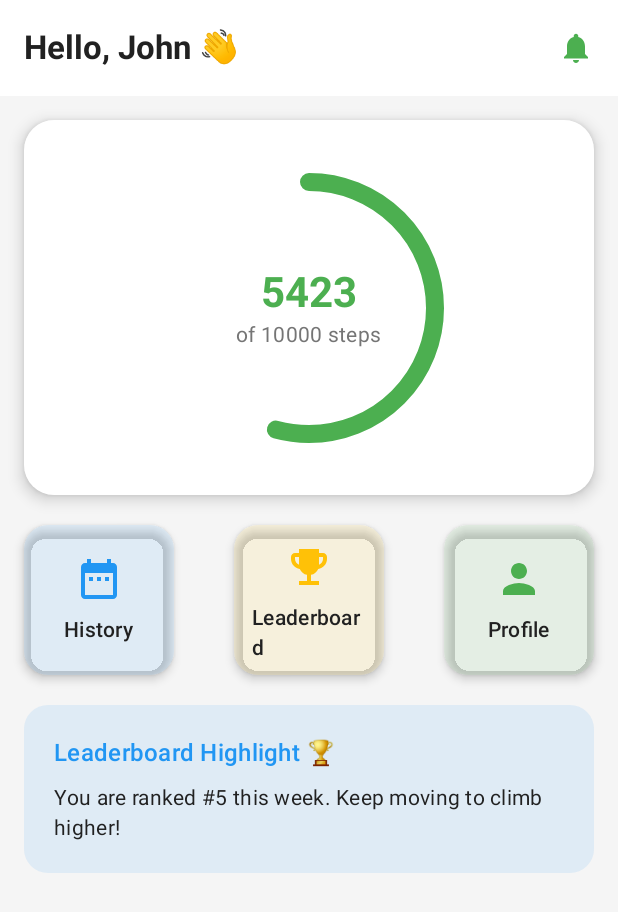
After one commit to Meethala-Kannoth-Praneetha35/StrideSync, an Android app built with Jetpack Compose: the HomeScreen screen opened through its navigation route, on a phone screen of 412 x 824 dp. The commit adds this screen. Shown: the top 912 px of the screen. Run offline under Robolectric (Android 15) with nearby library versions, the phone set to English and light mode, and no system bars; our stand-ins replace Dagger/Hilt's generated code, Firebase (no records; nobody signed in at launch, a user with empty details on screens opened directly).

Commit message:
Home Screen UI Implemented

```diff
--- a/app/src/main/java/uk/ac/tees/mad/stridesync/MainActivity.kt
+++ b/app/src/main/java/uk/ac/tees/mad/stridesync/MainActivity.kt
@@ -37,6 +37,7 @@ import dagger.hilt.android.AndroidEntryPoint
 import kotlinx.coroutines.delay
 import uk.ac.tees.mad.stridesync.ui.AuthViewModel
 import uk.ac.tees.mad.stridesync.ui.AuthenticationScreen
+import uk.ac.tees.mad.stridesync.ui.HomeScreen
 import uk.ac.tees.mad.stridesync.ui.SplashScreen
 import uk.ac.tees.mad.stridesync.ui.theme.AppColors
 import uk.ac.tees.mad.stridesync.ui.theme.StrideSyncTheme
@@ -51,14 +52,20 @@ class MainActivity : ComponentActivity() {
 
                 val authViewModel = hiltViewModel<AuthViewModel>()
                 val navController = rememberNavController()
-                NavHost(navController = navController, startDestination = "Auth"){
+                NavHost(navController = navController, startDestination = "splash"){
                     composable("splash"){
-                        SplashScreen(navController)
+                        SplashScreen(authViewModel,navController)
                     }
-                    composable("Auth"){
+                    composable("auth"){
                         AuthenticationScreen(
                             authViewModel, navController
                         )
+                    }
+                    composable("home"){
+                        HomeScreen(onHistoryClick = {},
+                        onLeaderboardClick = {},
+                        onProfileClick = {},
+                        onNotificationsClick = {})
                     }
                 }
             }
--- a/app/src/main/java/uk/ac/tees/mad/stridesync/ui/AuthViewModel.kt
+++ b/app/src/main/java/uk/ac/tees/mad/stridesync/ui/AuthViewModel.kt
@@ -20,8 +20,11 @@ class AuthViewModel @Inject constructor(
     val firestore : FirebaseFirestore
 ) : ViewModel() {
 
+    val loginBoolean = mutableStateOf(false)
     init {
-
+        if(authentication.currentUser != null){
+            loginBoolean.value = true
+        }
     }
 
     val loading = mutableStateOf(false)
--- /dev/null
+++ b/app/src/main/java/uk/ac/tees/mad/stridesync/ui/HomeScreen.kt
@@ -0,0 +1,251 @@
+package uk.ac.tees.mad.stridesync.ui
+
+import android.widget.Toast
+import androidx.compose.runtime.Composable
+import androidx.compose.runtime.remember
+import androidx.compose.animation.AnimatedVisibility
+import androidx.compose.animation.core.FastOutSlowInEasing
+import androidx.compose.animation.core.tween
+import androidx.compose.animation.expandVertically
+import androidx.compose.animation.fadeIn
+import androidx.compose.animation.scaleIn
+import androidx.compose.foundation.BorderStroke
+import androidx.compose.foundation.Image
+import androidx.compose.foundation.background
+import androidx.compose.foundation.border
+import androidx.compose.foundation.clickable
+import androidx.compose.foundation.layout.Arrangement
+import androidx.compose.foundation.layout.Box
+import androidx.compose.foundation.layout.Column
+import androidx.compose.foundation.layout.Row
+import androidx.compose.foundation.layout.Spacer
+import androidx.compose.foundation.layout.fillMaxSize
+import androidx.compose.foundation.layout.fillMaxWidth
+import androidx.compose.foundation.layout.height
+import androidx.compose.foundation.layout.padding
+import androidx.compose.foundation.layout.size
+import androidx.compose.foundation.layout.width
+import androidx.compose.foundation.shape.CircleShape
+import androidx.compose.foundation.shape.RoundedCornerShape
+import androidx.compose.material.icons.Icons
+import androidx.compose.material.icons.filled.DateRange
+import androidx.compose.material.icons.filled.Email
+import androidx.compose.material.icons.filled.EmojiEvents
+import androidx.compose.material.icons.filled.Lock
+import androidx.compose.material.icons.filled.Notifications
+import androidx.compose.material.icons.filled.Person
+import androidx.compose.material3.Button
+import androidx.compose.material3.ButtonDefaults
+import androidx.compose.material3.Card
+import androidx.compose.material3.CardDefaults
+import androidx.compose.material3.CircularProgressIndicator
+import androidx.compose.material3.ExperimentalMaterial3Api
+import androidx.compose.material3.Icon
+import androidx.compose.material3.IconButton
+import androidx.compose.material3.MaterialTheme
+import androidx.compose.material3.OutlinedButton
+import androidx.compose.material3.OutlinedTextField
+import androidx.compose.material3.Scaffold
+import androidx.compose.material3.Text
+import androidx.compose.material3.TopAppBar
+import androidx.compose.material3.TopAppBarDefaults
+import androidx.compose.runtime.LaunchedEffect
+import androidx.compose.runtime.getValue
+import androidx.compose.runtime.mutableStateOf
+import androidx.compose.runtime.remember
+import androidx.compose.runtime.rememberCoroutineScope
+import androidx.compose.runtime.setValue
+import androidx.compose.ui.Alignment
+import androidx.compose.ui.Modifier
+import androidx.compose.ui.draw.clip
+import androidx.compose.ui.draw.shadow
+import androidx.compose.ui.graphics.Color
+import androidx.compose.ui.graphics.vector.ImageVector
+import androidx.compose.ui.platform.LocalContext
+import androidx.compose.ui.res.painterResource
+import androidx.compose.ui.text.font.FontStyle
+import androidx.compose.ui.text.font.FontWeight
+import androidx.compose.ui.text.input.PasswordVisualTransformation
+import androidx.compose.ui.unit.dp
+import androidx.compose.ui.unit.sp
+import androidx.navigation.NavController
+import kotlinx.coroutines.delay
+import uk.ac.tees.mad.stridesync.R
+import uk.ac.tees.mad.stridesync.ui.theme.AppColors
+
+
+@OptIn(ExperimentalMaterial3Api::class)
+@Composable
+fun HomeScreen(
+    userName: String = "John",
+    todaySteps: Int = 5423,
+    stepGoal: Int = 10000,
+    onHistoryClick: () -> Unit,
+    onLeaderboardClick: () -> Unit,
+    onProfileClick: () -> Unit,
+    onNotificationsClick: () -> Unit
+) {
+    Scaffold(
+        modifier = Modifier.fillMaxSize(),
+        containerColor = AppColors.Background,
+        topBar = {
+            TopAppBar(
+                title = {
+                    Text(
+                        text = "Hello, $userName 👋",
+                        color = AppColors.TextPrimary,
+                        style = MaterialTheme.typography.titleLarge.copy(
+                            fontWeight = FontWeight.Bold
+                        )
+                    )
+                },
+                actions = {
+                    IconButton(onClick = onNotificationsClick) {
+                        Icon(
+                            Icons.Default.Notifications,
+                            contentDescription = "Notifications",
+                            tint = AppColors.Primary
+                        )
+                    }
+                },
+                colors = TopAppBarDefaults.topAppBarColors(
+                    containerColor = AppColors.Surface
+                )
+            )
+        }
+    ) { paddingValues ->
+        Column(
+            modifier = Modifier
+                .fillMaxSize()
+                .padding(paddingValues)
+                .padding(16.dp),
+            verticalArrangement = Arrangement.spacedBy(20.dp)
+        ) {
+
+            // --- Steps Card ---
+            Card(
+                modifier = Modifier
+                    .fillMaxWidth()
+                    .height(250.dp),
+                shape = RoundedCornerShape(20.dp),
+                colors = CardDefaults.cardColors(containerColor = AppColors.Surface),
+                elevation = CardDefaults.cardElevation(6.dp)
+            ) {
+                Box(
+                    modifier = Modifier.fillMaxSize(),
+                    contentAlignment = Alignment.Center
+                ) {
+                    StepProgressIndicator(
+                        steps = todaySteps,
+                        goal = stepGoal
+                    )
+                }
+            }
+
+            // --- Quick Actions Row ---
+            Row(
+                modifier = Modifier.fillMaxWidth(),
+                horizontalArrangement = Arrangement.SpaceBetween
+            ) {
+                QuickActionCard("History", Icons.Default.DateRange, AppColors.Secondary, onHistoryClick)
+                QuickActionCard("Leaderboard", Icons.Default.EmojiEvents, AppColors.Accent, onLeaderboardClick)
+                QuickActionCard("Profile", Icons.Default.Person, AppColors.Primary, onProfileClick)
+            }
+
+            // --- Highlights Section ---
+            Card(
+                modifier = Modifier.fillMaxWidth(),
+                shape = RoundedCornerShape(16.dp),
+                colors = CardDefaults.cardColors(containerColor = AppColors.Secondary.copy(alpha = 0.1f))
+            ) {
+                Column(
+                    modifier = Modifier.padding(20.dp),
+                    verticalArrangement = Arrangement.spacedBy(8.dp)
+                ) {
+                    Text(
+                        text = "Leaderboard Highlight 🏆",
+                        style = MaterialTheme.typography.titleMedium.copy(
+                            fontWeight = FontWeight.SemiBold,
+                            color = AppColors.Secondary
+                        )
+                    )
+                    Text(
+                        text = "You are ranked #5 this week. Keep moving to climb higher!",
+                        style = MaterialTheme.typography.bodyMedium.copy(
+                            color = AppColors.TextPrimary
+                        )
+                    )
+                }
+            }
+        }
+    }
+}
+
+@Composable
+fun StepProgressIndicator(steps: Int, goal: Int) {
+    val progress = (steps.toFloat() / goal).coerceIn(0f, 1f)
+
+    Box(contentAlignment = Alignment.Center) {
+        CircularProgressIndicator(
+            progress = progress,
+            modifier = Modifier.size(180.dp),
+            strokeWidth = 12.dp,
+            color = AppColors.Primary
+        )
+        Column(horizontalAlignment = Alignment.CenterHorizontally) {
+            Text(
+                text = "$steps",
+                style = MaterialTheme.typography.headlineMedium.copy(
+                    fontWeight = FontWeight.Bold,
+                    color = AppColors.Primary
+                )
+            )
+            Text(
+                text = "of $goal steps",
+                style = MaterialTheme.typography.bodyMedium.copy(
+                    color = AppColors.TextSecondary
+                )
+            )
+        }
+    }
+}
+
+@Composable
+fun QuickActionCard(
+    title: String,
+    icon: ImageVector,
+    bgColor: Color,
+    onClick: () -> Unit
+) {
+    Card(
+        modifier = Modifier
+            .size(100.dp)
+            .clickable { onClick() },
+        shape = RoundedCornerShape(16.dp),
+        colors = CardDefaults.cardColors(containerColor = bgColor.copy(alpha = 0.1f)),
+        elevation = CardDefaults.cardElevation(4.dp)
+    ) {
+        Column(
+            modifier = Modifier
+                .fillMaxSize()
+                .padding(12.dp),
+            verticalArrangement = Arrangement.Center,
+            horizontalAlignment = Alignment.CenterHorizontally
+        ) {
+            Icon(
+                imageVector = icon,
+                contentDescription = title,
+                tint = bgColor,
+                modifier = Modifier.size(32.dp)
+            )
+            Spacer(modifier = Modifier.height(8.dp))
+            Text(
+                text = title,
+                style = MaterialTheme.typography.bodyMedium.copy(
+                    fontWeight = FontWeight.SemiBold,
+                    color = AppColors.TextPrimary
+                )
+            )
+        }
+    }
+}
--- a/app/src/main/java/uk/ac/tees/mad/stridesync/ui/SplashScreen.kt
+++ b/app/src/main/java/uk/ac/tees/mad/stridesync/ui/SplashScreen.kt
@@ -40,21 +40,26 @@ import uk.ac.tees.mad.stridesync.R
 import uk.ac.tees.mad.stridesync.ui.theme.AppColors
 
 @Composable
-fun SplashScreen(navController: NavController) {
+fun SplashScreen(viewModel : AuthViewModel, navController: NavController) {
     val context = LocalContext.current
     val scope = rememberCoroutineScope()
     var isTrue by remember {
         mutableStateOf(false)
     }
-    // Navigate after 2 seconds
+    val login = viewModel.loginBoolean.value
     LaunchedEffect(Unit) {
         delay(400)
         isTrue = true
         delay(2000)
-        // Replace with login/home check later
-//        navController.navigate("auth") {
-//            popUpTo("splash") { inclusive = true }
-//        }
+        if (login) {
+            navController.navigate("home") {
+                popUpTo("splash") { inclusive = true }
+            }
+        } else {
+            navController.navigate("auth") {
+                popUpTo("splash") { inclusive = true }
+            }
+        }
     }
 
     Box(
--- /dev/null
+++ b/app/src/main/java/uk/ac/tees/mad/stridesync/ui/StepViewModel.kt
@@ -0,0 +1,27 @@
+package uk.ac.tees.mad.stridesync.ui
+
+import android.app.Application
+import androidx.lifecycle.AndroidViewModel
+import androidx.lifecycle.viewModelScope
+import dagger.hilt.android.lifecycle.HiltViewModel
+import jakarta.inject.Inject
+import kotlinx.coroutines.flow.SharingStarted
+import kotlinx.coroutines.flow.StateFlow
+import kotlinx.coroutines.flow.stateIn
+import uk.ac.tees.mad.stridesync.utils.StepCounterManager
+
+@HiltViewModel
+class StepViewModel @Inject constructor(application: Application) : AndroidViewModel(application) {
+    private val stepCounterManager = StepCounterManager(application)
+
+    val todaySteps: StateFlow<Int> = stepCounterManager.todaySteps
+        .stateIn(viewModelScope, SharingStarted.Lazily, 0)
+
+    fun startTracking() {
+        stepCounterManager.startListening()
+    }
+
+    fun stopTracking() {
+        stepCounterManager.stopListening()
+    }
+}
```
Also changed, not shown: app/src/main/java/uk/ac/tees/mad/stridesync/ui/AuthScreen.kt (+1 -14 lines).
